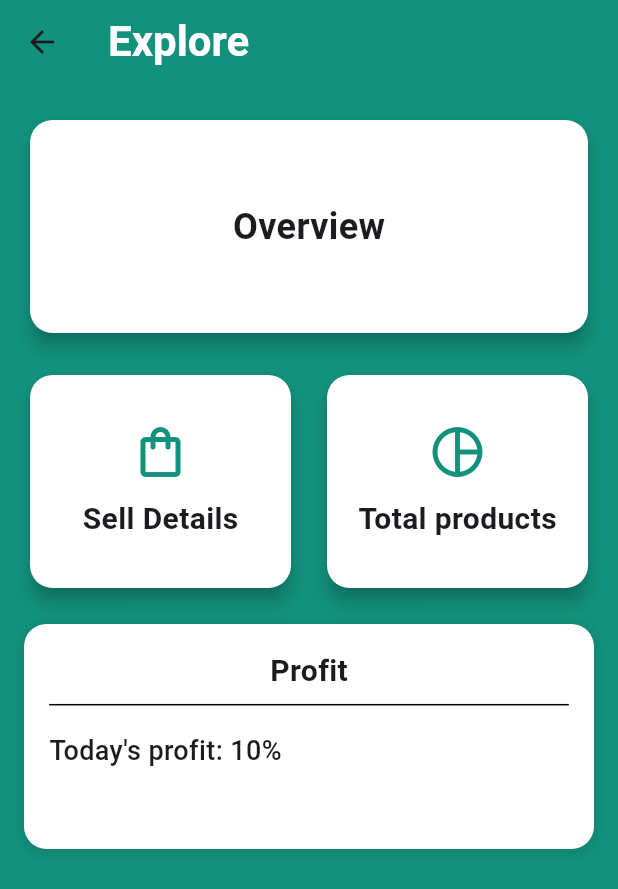
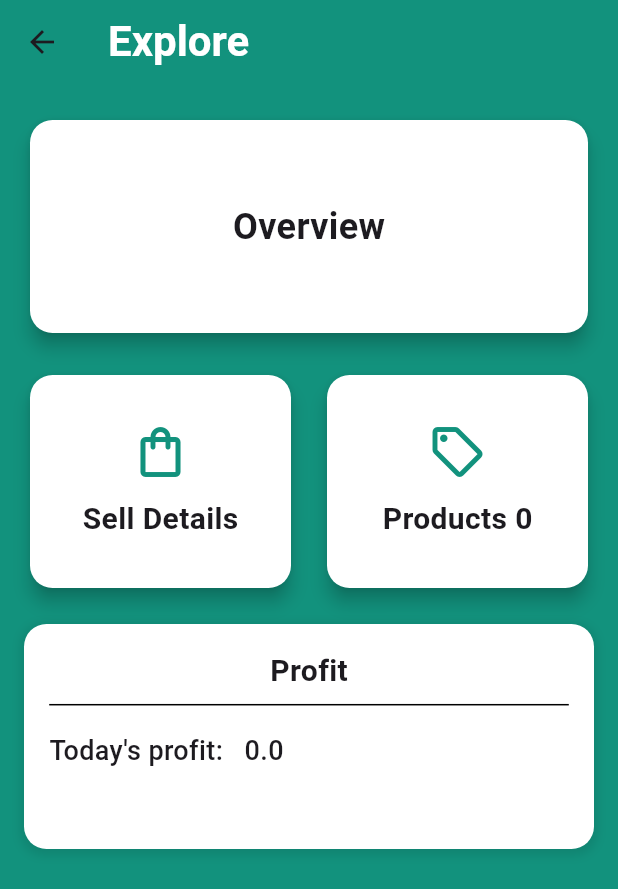
Before and after one commit to JomonJohnson123/newprojectupset, a Flutter app: the ExplorePage screen opened directly, on a phone screen of 412 x 824 dp. Shown: the top 889 px of the screen. Run offline on Flutter 3.47's test engine with Material 3 defaults, Android fonts, the phone set to English and light mode, and no system bars; our stand-ins replace hive, hive_flutter, image_picker; accounts and stored records are empty.

Commit message:
Home page pendings and other

```diff
--- a/lib/Screens/explore.dart
+++ b/lib/Screens/explore.dart
@@ -1,11 +1,14 @@
 import 'package:flutter/material.dart';
 import 'package:upsets/Screens/overview.dart';
 import 'package:upsets/Screens/sell_details.dart';
-
 import 'package:upsets/Utilities/widgets/const.dart';
+import 'package:upsets/db/functions/dbFunctions.dart';
+import 'package:hive/hive.dart'; // Don't forget to import Hive for this part
 
 class ExplorePage extends StatelessWidget {
-  const ExplorePage({super.key});
+  const ExplorePage({super.key, this.totalAmount});
+
+  final double? totalAmount;
 
   @override
   Widget build(BuildContext context) {
@@ -26,6 +29,7 @@ class ExplorePage extends StatelessWidget {
         padding: const EdgeInsets.symmetric(horizontal: 16.0, vertical: 20.0),
         child: Column(
           children: [
+            // Overview Card
             SizedBox(
               width: double.infinity,
               height: 150,
@@ -60,6 +64,8 @@ class ExplorePage extends StatelessWidget {
               ),
             ),
             const SizedBox(height: 20),
+
+            // Sell Details & Total Products Row
             Row(
               children: [
                 Expanded(
@@ -108,32 +114,54 @@ class ExplorePage extends StatelessWidget {
                   ),
                 ),
                 const SizedBox(width: 16),
-                const Expanded(
+
+                // Displaying Total Products Count with FutureBuilder
+                Expanded(
                   child: SizedBox(
                     height: 150,
                     child: Card(
                       elevation: 5,
                       color: Colors.white,
-                      shape: RoundedRectangleBorder(
+                      shape: const RoundedRectangleBorder(
                         borderRadius: BorderRadius.all(Radius.circular(15)),
                       ),
                       child: Padding(
-                        padding: EdgeInsets.all(16.0),
+                        padding: const EdgeInsets.all(16.0),
                         child: Column(
                           mainAxisAlignment: MainAxisAlignment.center,
                           children: [
-                            Icon(
-                              Icons.pie_chart_outline,
+                            const Icon(
+                              Icons.sell_outlined,
                               size: 40,
                               color: Color(0xFF12927D),
                             ),
-                            SizedBox(height: 10),
-                            Text(
-                              'Total products',
-                              style: TextStyle(
-                                fontSize: 20,
-                                fontWeight: FontWeight.bold,
-                              ),
+                            const SizedBox(height: 10),
+                            FutureBuilder<int>(
+                              future: getTotalProductCount(),
+                              builder: (context, snapshot) {
+                                if (snapshot.connectionState ==
+                                    ConnectionState.waiting) {
+                                  return const CircularProgressIndicator();
+                                } else if (snapshot.hasError) {
+                                  return const Text(
+                                    'Error',
+                                    style: TextStyle(
+                                      fontSize: 20,
+                                      fontWeight: FontWeight.bold,
+                                    ),
+                                  );
+                                } else {
+                                  return Center(
+                                    child: Text(
+                                      'Products ${snapshot.data}',
+                                      style: const TextStyle(
+                                        fontSize: 20,
+                                        fontWeight: FontWeight.bold,
+                                      ),
+                                    ),
+                                  );
+                                }
+                              },
                             ),
                           ],
                         ),
@@ -144,6 +172,8 @@ class ExplorePage extends StatelessWidget {
               ],
             ),
             const SizedBox(height: 20),
+
+            // Profit Container
             Container(
               height: 150,
               decoration: BoxDecoration(
@@ -159,10 +189,10 @@ class ExplorePage extends StatelessWidget {
                 ],
               ),
               padding: const EdgeInsets.all(16.8),
-              child: const Column(
+              child: Column(
                 crossAxisAlignment: CrossAxisAlignment.start,
                 children: [
-                  Center(
+                  const Center(
                     child: Text(
                       'Profit',
                       style: TextStyle(
@@ -171,14 +201,14 @@ class ExplorePage extends StatelessWidget {
                       ),
                     ),
                   ),
-                  Divider(
+                  const Divider(
                     color: Colors.black,
                     thickness: 1,
                   ),
                   kheight10,
                   Text(
-                    'Today\'s profit: 10%',
-                    style: TextStyle(
+                    'Today\'s profit:   ${calculateTotalPrice()}',
+                    style: const TextStyle(
                       fontSize: 18,
                       fontWeight: FontWeight.w500,
                     ),
--- a/lib/db/functions/dbFunctions.dart
+++ b/lib/db/functions/dbFunctions.dart
@@ -3,11 +3,39 @@
 import 'package:flutter/foundation.dart';
 import 'package:flutter/material.dart';
 import 'package:hive_flutter/hive_flutter.dart';
+import 'package:intl/intl.dart';
 import 'package:upsets/db/functions/hiveModel/model.dart';
 
 ValueNotifier<List<Userdatamodel>> userListNotifier = ValueNotifier([]);
 ValueNotifier<List<Categorymodel>> categoryListNotifier = ValueNotifier([]);
 ValueNotifier<List<Productmodel>> productListNotifier = ValueNotifier([]);
+double calculateTotalPrice() {
+  double totalPrice = 0.0;
+  DateTime? selectedDate;
+
+  // ignore: unnecessary_null_comparison
+  if (selectedDate != null) {
+    for (var sellProduct in sellListNotifier.value) {
+      if (sellProduct.sellDate != null &&
+          DateFormat('yyyy-MM-dd').format(sellProduct.sellDate!) ==
+              DateFormat('yyyy-MM-dd').format(selectedDate)) {
+        double? price = double.tryParse(sellProduct.sellPrice.toString());
+        if (price != null) {
+          totalPrice += price;
+        }
+      }
+    }
+  } else {
+    for (var sellProduct in sellListNotifier.value) {
+      double? price = double.tryParse(sellProduct.sellPrice.toString());
+      if (price != null) {
+        totalPrice += price;
+      }
+    }
+  }
+
+  return totalPrice;
+}
 
 Future<void> addproducts(Productmodel value, String categoryid) async {
   await IDGenerator2.initialize();
@@ -23,6 +51,11 @@ Future<void> addproducts(Productmodel value, String categoryid) async {
     productListNotifier.value = [...productListNotifier.value, value];
     productListNotifier.notifyListeners();
   }
+}
+
+Future<int> getTotalProductCount() async {
+  final productBox = await Hive.openBox<Productmodel>('product_db');
+  return productBox.length;
 }
 
 Future<void> getallproduct() async {
@@ -239,3 +272,12 @@ Future<void> getsellproduct() async {
   sellListNotifier.notifyListeners();
   print('Retrieved sell products: ${sellListNotifier.value}');
 }
+
+double calculateTotalAmount(List<SellProduct> sellProducts) {
+  double totalAmount = 0.0;
+  for (var sellProduct in sellProducts) {
+    // Safely convert the sellPrice to double in case it's stored as a String
+    totalAmount += double.tryParse(sellProduct.sellPrice.toString()) ?? 0.0;
+  }
+  return totalAmount;
+}
```
Also changed, not shown: lib/Screens/profile.dart (+18 -5 lines), lib/Screens/sell_details.dart (+48 -9 lines), lib/Screens/sell_product.dart (+8 -4 lines).
